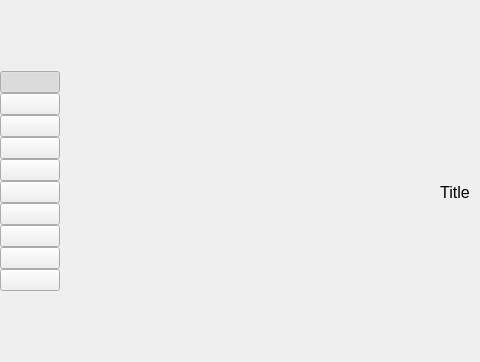
Qt form stacer/app.ui (oguzhaninan/Stacer) before a commit; both pictures show x 0 to 480 and y 93 to 455 of the 850 by 570 pixel window.
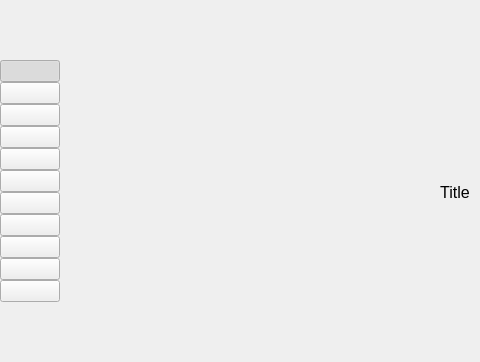
The same form after that commit. Icons and pictures are not drawn.

Commit message: added search icon

Patch:
```diff
--- a/stacer/app.ui
+++ b/stacer/app.ui
@@ -182,6 +182,34 @@
          </attribute>
         </widget>
        </item>
+       <item>
+        <widget class="QPushButton" name="btnSearch">
+         <property name="cursor">
+          <cursorShape>PointingHandCursor</cursorShape>
+         </property>
+         <property name="focusPolicy">
+          <enum>Qt::NoFocus</enum>
+         </property>
+         <property name="toolTip">
+          <string>Search</string>
+         </property>
+         <property name="text">
+          <string/>
+         </property>
+         <property name="iconSize">
+          <size>
+           <width>28</width>
+           <height>28</height>
+          </size>
+         </property>
+         <property name="checkable">
+          <bool>true</bool>
+         </property>
+         <attribute name="buttonGroup">
+          <string notr="true">sidebarBtnGroup</string>
+         </attribute>
+        </widget>
+       </item>
        <item>
         <widget class="QPushButton" name="btnServices">
          <property name="cursor">
```
Left out of the diff: 1 changed line with no effect on the pictures. The commit also changes 9 other files.
